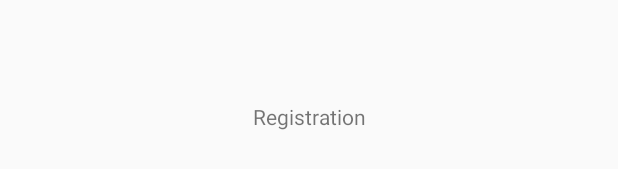
After one commit to kidsdynamic/AndroidSwingApp, an Android app: the layout fragment_registration.xml on its own in the app's theme, with its tools: preview values and no code run, on a phone screen of 412 x 824 dp. The commit adds this screen. Shown: the part 501-670 px from the top of the screen. Run offline under Robolectric (Android 15) with nearby library versions, the light colour scheme and no system bars.

Commit message:
Add FragmentRegistration

```diff
--- a/app/src/main/java/com/kidsdynamic/swing/androidswingapp/MainActivity.java
+++ b/app/src/main/java/com/kidsdynamic/swing/androidswingapp/MainActivity.java
@@ -27,6 +27,8 @@ public class MainActivity extends AppCompatActivity {
 
         mViewProfile = findViewById(R.id.main_control_profile);
         mViewProfile.setOnClickListener(mControlClickListener);
+
+        selectFragment(FragmentRegistration.class.getName(), null);
     }
 
     private void showFragment(String className, Bundle args) {
--- /dev/null
+++ b/app/src/main/res/layout/fragment_registration.xml
@@ -0,0 +1,14 @@
+<?xml version="1.0" encoding="utf-8"?>
+<LinearLayout xmlns:android="http://schemas.android.com/apk/res/android"
+    android:layout_width="match_parent"
+    android:layout_height="match_parent"
+    android:orientation="vertical">
+
+    <TextView
+        android:layout_width="match_parent"
+        android:layout_height="match_parent"
+        android:layout_gravity="center"
+        android:gravity="center"
+        android:text="Registration" />
+
+</LinearLayout>
```
Also changed, not shown: app/src/main/java/com/kidsdynamic/swing/androidswingapp/FragmentRegistration.java (added, +28 -0 lines), app/src/main/res/layout/activity_main.xml (+5 -9 lines).
